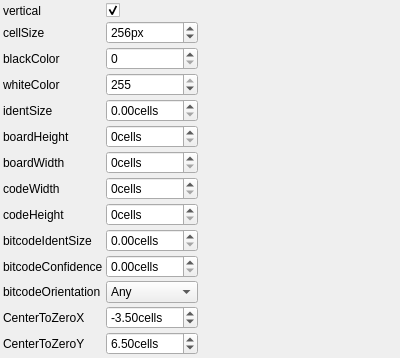
The window that utils/corestructs/coreWidgets/bitcodeBoardParamsBaseControlWidget.ui (NickPenkrat/corecvs) describes before a commit, drawn with Qt 5.
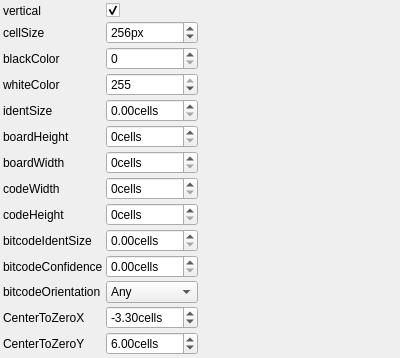
The same window after the commit. Icons and pictures are not drawn.

```diff
--- a/utils/corestructs/coreWidgets/bitcodeBoardParamsBaseControlWidget.ui
+++ b/utils/corestructs/coreWidgets/bitcodeBoardParamsBaseControlWidget.ui
@@ -326,7 +326,7 @@
         <double>1</double>
        </property>
        <property name="value">
-        <double>-3.5</double>
+        <double>-3.3</double>
        </property>
        <property name="suffix">
         <string>cells</string>
@@ -355,7 +355,7 @@
         <double>1</double>
        </property>
        <property name="value">
-        <double>6.5</double>
+        <double>6</double>
        </property>
        <property name="suffix">
         <string>cells</string>
```
